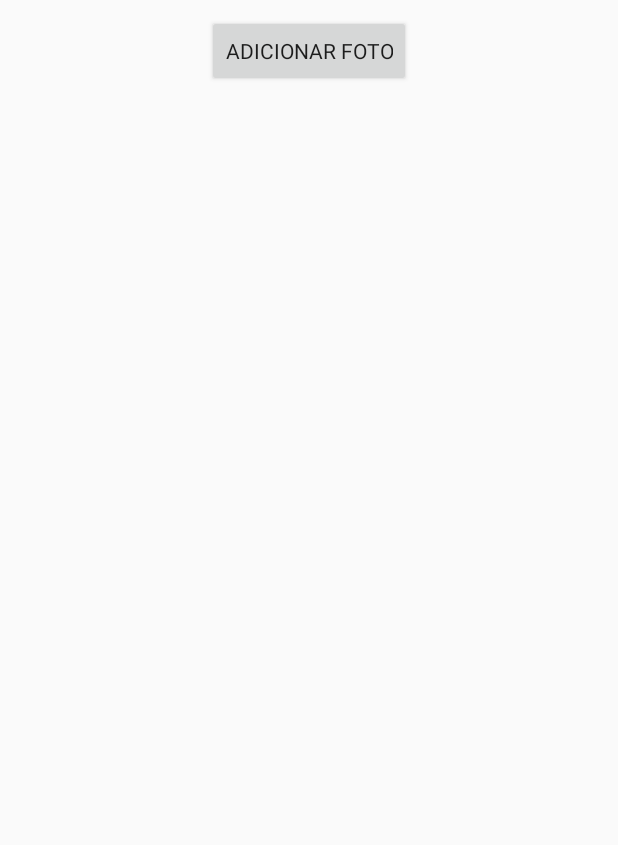
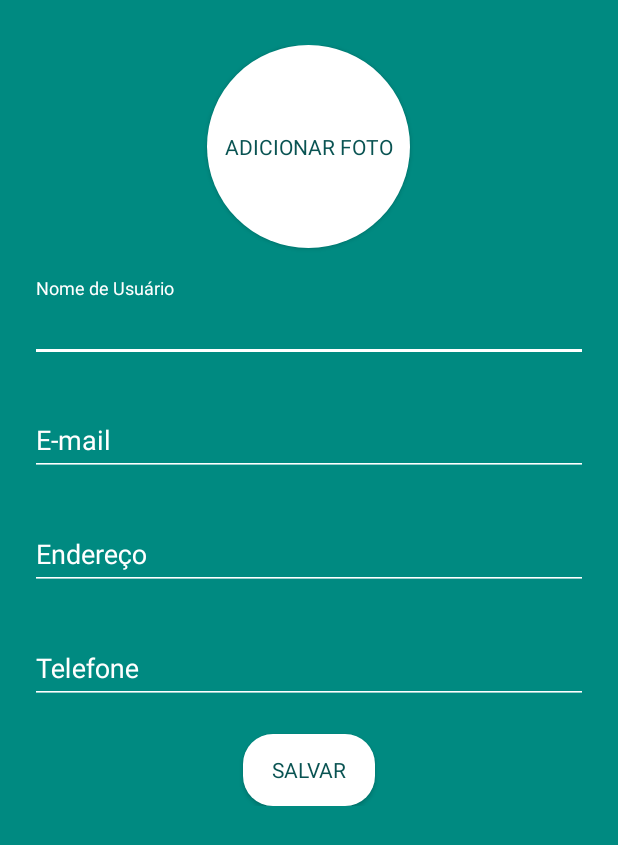
Before and after one commit to renatasarmet/Beats, an Android app: the AdicionarContato screen opened directly, with no data from a screen before it, on a phone screen of 412 x 824 dp. Shown: the top 845 px of the screen. Run offline under Robolectric (Android 15) with nearby library versions, the light colour scheme and no system bars; our stand-ins replace ButterKnife.

Commit message:
Arrumando telas de cadastro e contatos

```diff
--- /dev/null
+++ b/app/src/main/res/drawable/circle_big.xml
@@ -0,0 +1,8 @@
+<?xml version="1.0" encoding="utf-8"?>
+<shape xmlns:android="http://schemas.android.com/apk/res/android"
+    android:shape="oval">
+    <solid android:color="#FFFFFF" />
+    <size android:height="135dp" android:width="135dp" />
+    <!-- Set the same value for both width and height to get a circular shape -->
+
+</shape>
--- a/app/src/main/res/drawable/roundedbutton.xml
+++ b/app/src/main/res/drawable/roundedbutton.xml
@@ -2,8 +2,8 @@
 <shape xmlns:android="http://schemas.android.com/apk/res/android"
     android:shape="rectangle">
     <solid android:color="#FFFFFF" />
-    <corners android:bottomRightRadius="100dp"
-        android:bottomLeftRadius="100dp"
-        android:topRightRadius="100dp"
-        android:topLeftRadius="100dp"/>
+    <corners android:bottomRightRadius="20dp"
+        android:bottomLeftRadius="20dp"
+        android:topRightRadius="20dp"
+        android:topLeftRadius="20dp"/>
 </shape>
--- a/app/src/main/res/layout/addcontact.xml
+++ b/app/src/main/res/layout/addcontact.xml
@@ -1,14 +1,136 @@
 <?xml version="1.0" encoding="utf-8"?>
-<LinearLayout xmlns:android="http://schemas.android.com/apk/res/android"
-    android:orientation="vertical" android:layout_width="match_parent"
-    android:layout_height="match_parent">
+
+<ScrollView xmlns:android="http://schemas.android.com/apk/res/android"
+    android:layout_width="match_parent"
+    android:layout_height="match_parent"
+    android:background="@color/colorPrimary">
+
+    <LinearLayout
+        android:layout_marginTop="30dp"
+        android:layout_width="match_parent"
+        android:layout_height="wrap_content"
+        android:orientation="vertical"
+        android:gravity="center">
 
         <Button
             android:id="@+id/buttonAddFoto"
             android:layout_width="wrap_content"
             android:layout_height="wrap_content"
-        android:layout_marginTop="10dp"
             android:fontFamily="sans-serif-bold"
             android:layout_gravity="center"
-        android:text="Adicionar foto"/>
+            android:text="@string/add_picture"
+            android:textColor="@color/colorPrimaryDark"
+            android:background="@drawable/circle_big"/>
+
+        <android.support.design.widget.TextInputLayout
+            android:id="@+id/text_input_add_username"
+            android:layout_width="match_parent"
+            android:layout_height="wrap_content"
+            android:layout_marginTop="20dp"
+            android:layout_marginLeft="20dp"
+            android:layout_marginRight="20dp"
+            android:textColorHint="@color/white"
+            android:layout_gravity="center">
+
+            <android.support.design.widget.TextInputEditText
+                android:id="@+id/editTextAddUsername"
+                android:layout_width="match_parent"
+                android:layout_height="wrap_content"
+                android:inputType="text"
+                android:hint="@string/username"
+                android:maxLines="1"
+                android:lines="1"
+                android:textColor="@color/white"
+                android:textSize="18sp"
+                android:imeOptions="actionNext" />
+
+        </android.support.design.widget.TextInputLayout>
+
+        <android.support.design.widget.TextInputLayout
+            android:id="@+id/text_input_add_email"
+            android:layout_width="match_parent"
+            android:layout_height="wrap_content"
+            android:layout_marginTop="20dp"
+            android:layout_marginLeft="20dp"
+            android:layout_marginRight="20dp"
+            android:textColorHint="@color/white"
+            android:layout_gravity="center">
+
+            <android.support.design.widget.TextInputEditText
+                android:id="@+id/editTextAddEmail"
+                android:layout_width="match_parent"
+                android:layout_height="wrap_content"
+                android:inputType="text"
+                android:hint="@string/email"
+                android:maxLines="1"
+                android:lines="1"
+                android:textColor="@color/white"
+                android:textSize="18sp"
+                android:imeOptions="actionNext" />
+
+        </android.support.design.widget.TextInputLayout>
+
+        <android.support.design.widget.TextInputLayout
+            android:id="@+id/text_input_add_endereco"
+            android:layout_width="match_parent"
+            android:layout_height="wrap_content"
+            android:layout_marginTop="20dp"
+            android:layout_marginLeft="20dp"
+            android:layout_marginRight="20dp"
+            android:textColorHint="@color/white"
+            android:layout_gravity="center">
+
+            <android.support.design.widget.TextInputEditText
+                android:id="@+id/editTextAddEndereco"
+                android:layout_width="match_parent"
+                android:layout_height="wrap_content"
+                android:inputType="text"
+                android:hint="@string/adress"
+                android:maxLines="1"
+                android:lines="1"
+                android:textColor="@color/white"
+                android:textSize="18sp"
+                android:imeOptions="actionNext" />
+
+        </android.support.design.widget.TextInputLayout>
+
+        <android.support.design.widget.TextInputLayout
+            android:id="@+id/text_input_add_telefone"
+            android:layout_width="match_parent"
+            android:layout_height="wrap_content"
+            android:layout_marginTop="20dp"
+            android:layout_marginLeft="20dp"
+            android:layout_marginRight="20dp"
+            android:textColorHint="@color/white"
+            android:layout_gravity="center">
+
+            <android.support.design.widget.TextInputEditText
+                android:id="@+id/editTextAddTelefone"
+                android:layout_width="match_parent"
+                android:layout_height="wrap_content"
+                android:inputType="text"
+                android:hint="@string/phone"
+                android:maxLines="1"
+                android:lines="1"
+                android:textColor="@color/white"
+                android:textSize="18sp"
+                android:imeOptions="actionNext" />
+
+        </android.support.design.widget.TextInputLayout>
+
+
+        <Button
+            android:id="@+id/buttonCadastrar"
+            android:layout_width="wrap_content"
+            android:layout_height="wrap_content"
+            android:layout_marginTop="20dp"
+            android:paddingLeft="10dp"
+            android:paddingRight="10dp"
+            android:fontFamily="sans-serif-bold"
+            android:layout_gravity="center"
+            android:text="Salvar"
+            android:textColor="@color/colorPrimaryDark"
+            android:background="@drawable/roundedbutton"/>
+
     </LinearLayout>
+</ScrollView>
--- a/app/src/main/res/values/strings.xml
+++ b/app/src/main/res/values/strings.xml
@@ -3,4 +3,9 @@
     <string name="username">Nome de Usuário</string>
     <string name="password">Senha</string>
     <string name="sign_in">Entrar</string>
+    <string name="adress">Endereço</string>
+    <string name="phone">Telefone</string>
+    <string name="email">E-mail</string>
+    <string name="add_picture">Adicionar foto</string>
+    <string name="save">Salvar</string>
 </resources>
```
Also changed, not shown: app/src/main/res/drawable/circle.xml (added, +8 -0 lines), app/src/main/res/drawable/roundedbutton2.xml (added, +9 -0 lines), app/src/main/res/layout/activity_main.xml (+11 -17 lines), app/src/main/res/layout/contacts.xml (+8 -5 lines), 25 other files. Lines whose indentation alone changed are shown as unchanged.
